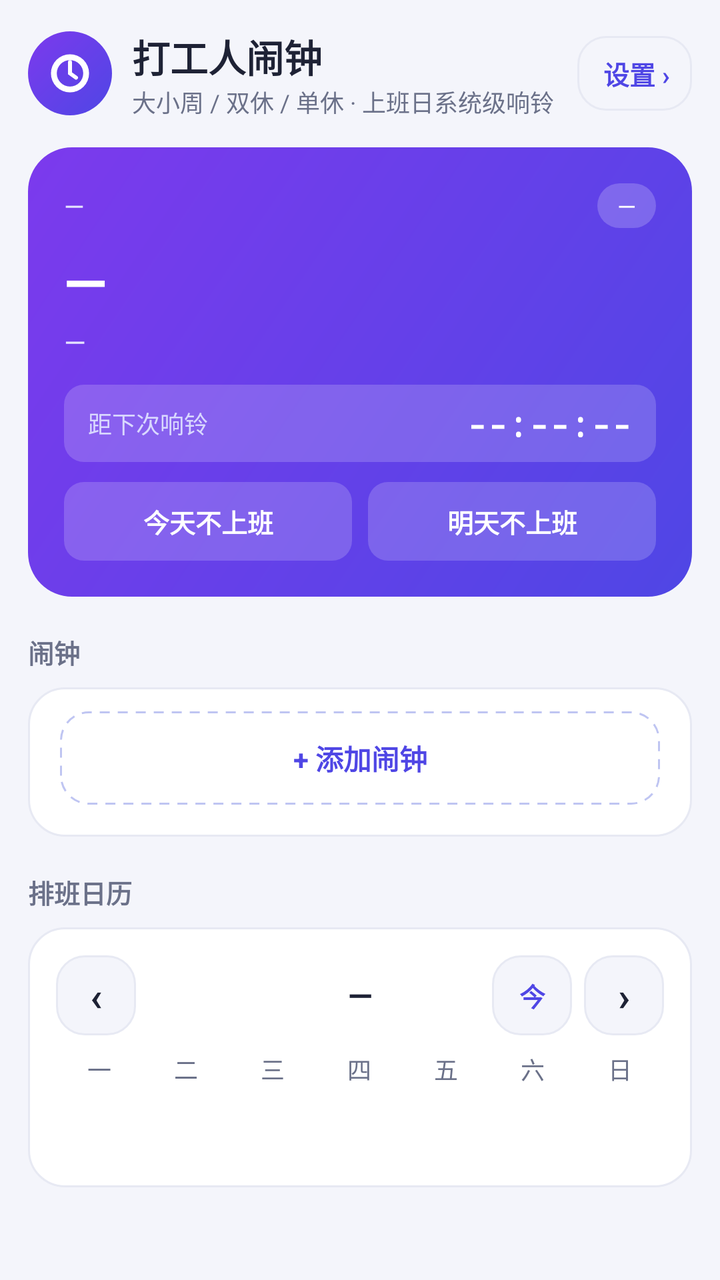
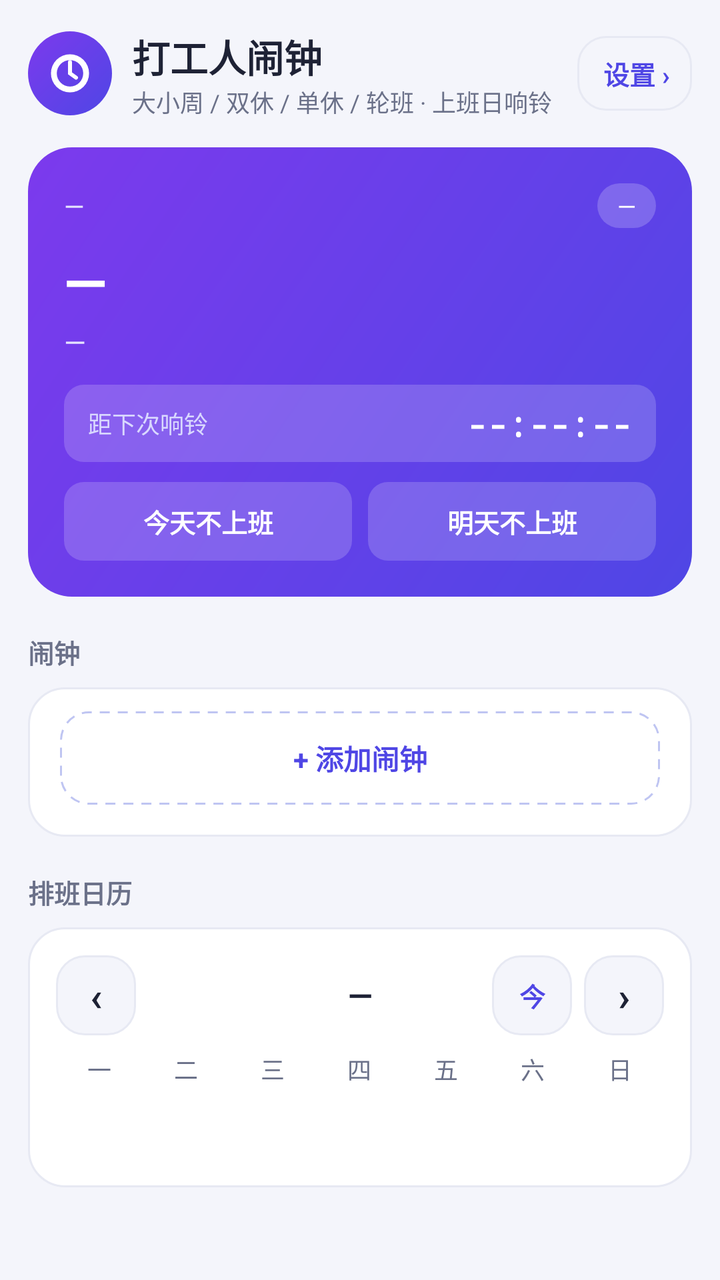

Before-and-after screenshots of an Android layout around one commit, followed by the original layout XML and the change that was made.
<!-- AndroidManifest.xml: application theme Theme.WeekdayAlarm -->
<!-- res/layout/activity_main.xml -->
<?xml version="1.0" encoding="utf-8"?>
<ScrollView xmlns:android="http://schemas.android.com/apk/res/android"
    android:layout_width="match_parent"
    android:layout_height="match_parent"
    android:background="@color/bg"
    android:fitsSystemWindows="true">

    <LinearLayout
        android:layout_width="match_parent"
        android:layout_height="wrap_content"
        android:orientation="vertical"
        android:padding="14dp">

        
        <LinearLayout
            android:layout_width="match_parent"
            android:layout_height="wrap_content"
            android:orientation="horizontal"
            android:gravity="center_vertical"
            android:layout_marginBottom="14dp">

            <ImageView
                android:layout_width="42dp"
                android:layout_height="42dp"
                android:background="@drawable/bg_hero"
                android:padding="@dimen/space_8"
                android:contentDescription="@null"
                android:src="@drawable/ic_clock_white" />

            <LinearLayout
                android:layout_width="0dp"
                android:layout_height="wrap_content"
                android:layout_weight="1"
                android:orientation="vertical"
                android:layout_marginStart="@dimen/space_10">

                <TextView
                    android:layout_width="wrap_content"
                    android:layout_height="wrap_content"
                    android:text="打工人闹钟"
                    android:textColor="@color/ink"
                    android:textSize="19sp"
                    android:textStyle="bold" />

                <TextView
                    android:layout_width="wrap_content"
                    android:layout_height="wrap_content"
                    android:text="大小周 / 双休 / 单休 · 上班日系统级响铃"
                    android:textColor="@color/sub"
                    android:textSize="12sp" />
            </LinearLayout>

            
            <TextView
                android:id="@+id/btn_settings_entry"
                android:layout_width="wrap_content"
                android:layout_height="wrap_content"
                android:layout_marginStart="@dimen/space_8"
                android:background="@drawable/bg_time_outline"
                android:clickable="true"
                android:focusable="true"
                android:paddingStart="13dp"
                android:paddingEnd="11dp"
                android:paddingTop="9dp"
                android:paddingBottom="9dp"
                android:text="设置 ›"
                android:textColor="@color/indigo"
                android:textSize="13sp"
                android:textStyle="bold" />
        </LinearLayout>

        
        <LinearLayout
            android:id="@+id/row_ringing"
            android:layout_width="match_parent"
            android:layout_height="wrap_content"
            android:layout_marginTop="@dimen/space_12"
            android:background="@drawable/bg_card"
            android:gravity="center_vertical"
            android:minHeight="52dp"
            android:orientation="horizontal"
            android:paddingStart="@dimen/space_16"
            android:paddingEnd="@dimen/space_12"
            android:visibility="gone">

            <TextView
                android:layout_width="0dp"
                android:layout_height="wrap_content"
                android:layout_weight="1"
                android:text="闹钟正在响"
                android:textColor="@color/danger"
                android:textSize="15sp"
                android:textStyle="bold" />

            <TextView
                android:id="@+id/btn_stop_ringing"
                android:layout_width="wrap_content"
                android:layout_height="wrap_content"
                android:background="@drawable/bg_time_outline"
                android:clickable="true"
                android:focusable="true"
                android:paddingStart="18dp"
                android:paddingTop="@dimen/space_8"
                android:paddingEnd="18dp"
                android:paddingBottom="@dimen/space_8"
                android:text="停止"
                android:textColor="@color/ink"
                android:textSize="14sp"
                android:textStyle="bold" />
        </LinearLayout>

        
        <LinearLayout
            android:layout_width="match_parent"
            android:layout_height="wrap_content"
            android:orientation="vertical"
            android:background="@drawable/bg_hero"
            android:padding="18dp">

            <LinearLayout
                android:layout_width="match_parent"
                android:layout_height="wrap_content"
                android:orientation="horizontal"
                android:gravity="center_vertical">

                
                <LinearLayout
                    android:layout_width="0dp"
                    android:layout_height="wrap_content"
                    android:layout_weight="1"
                    android:orientation="vertical">

                    <TextView
                        android:id="@+id/tv_today_date"
                        android:layout_width="wrap_content"
                        android:layout_height="wrap_content"
                        android:text="—"
                        android:textColor="#E6E4FF"
                        android:textSize="13sp" />

                    <TextView
                        android:id="@+id/tv_today_lunar"
                        android:layout_width="wrap_content"
                        android:layout_height="wrap_content"
                        android:layout_marginTop="1dp"
                        android:text=""
                        android:textColor="#C9CEFD"
                        android:textSize="11sp"
                        android:visibility="gone" />
                </LinearLayout>

                <TextView
                    android:id="@+id/tv_week_chip"
                    style="@style/WeekChip"
                    android:layout_width="wrap_content"
                    android:layout_height="wrap_content"
                    android:text="—" />
            </LinearLayout>

            <TextView
                android:id="@+id/tv_today_status"
                android:layout_width="wrap_content"
                android:layout_height="wrap_content"
                android:layout_marginTop="@dimen/space_8"
                android:text="—"
                android:textColor="@color/white"
                android:textSize="28sp"
                android:textStyle="bold" />

            <TextView
                android:id="@+id/tv_today_sub"
                android:layout_width="match_parent"
                android:layout_height="wrap_content"
                android:layout_marginTop="@dimen/space_2"
                android:text="—"
                android:textColor="#E6E4FF"
                android:textSize="14sp"
                android:lineSpacingMultiplier="1.15" />

            
            <TextView
                android:id="@+id/tv_holiday_countdown"
                android:layout_width="match_parent"
                android:layout_height="wrap_content"
                android:layout_marginTop="@dimen/space_2"
                android:text=""
                android:textColor="#C9CEFD"
                android:textSize="12sp"
                android:visibility="gone" />

            
            <LinearLayout
                android:id="@+id/box_countdown"
                android:layout_width="match_parent"
                android:layout_height="wrap_content"
                android:layout_marginTop="@dimen/space_12"
                android:background="@drawable/bg_hero_pill"
                android:gravity="center_vertical"
                android:orientation="horizontal"
                android:paddingStart="@dimen/space_12"
                android:paddingEnd="@dimen/space_12"
                android:paddingTop="@dimen/space_8"
                android:paddingBottom="@dimen/space_8">

                <TextView
                    android:id="@+id/tv_countdown_label"
                    android:layout_width="0dp"
                    android:layout_height="wrap_content"
                    android:layout_weight="1"
                    android:ellipsize="end"
                    android:maxLines="1"
                    android:text="距下次响铃"
                    android:textColor="#D9D8FF"
                    android:textSize="12sp" />

                <TextView
                    android:id="@+id/tv_countdown"
                    android:layout_width="wrap_content"
                    android:layout_height="wrap_content"
                    android:fontFamily="monospace"
                    android:text="--:--:--"
                    android:textColor="@color/white"
                    android:textSize="17sp"
                    android:textStyle="bold" />
            </LinearLayout>

            
            <LinearLayout
                android:layout_width="match_parent"
                android:layout_height="wrap_content"
                android:layout_marginTop="@dimen/space_10"
                android:orientation="horizontal">

                <TextView
                    android:id="@+id/btn_day_off"
                    android:layout_width="0dp"
                    android:layout_height="wrap_content"
                    android:layout_weight="1"
                    android:background="@drawable/bg_hero_pill"
                    android:clickable="true"
                    android:focusable="true"
                    android:gravity="center"
                    android:maxLines="1"
                    android:paddingTop="@dimen/space_10"
                    android:paddingBottom="@dimen/space_10"
                    android:text="今天不上班"
                    android:textColor="@color/white"
                    android:textSize="13sp"
                    android:textStyle="bold" />

                <TextView
                    android:id="@+id/btn_day_off_tomorrow"
                    android:layout_width="0dp"
                    android:layout_height="wrap_content"
                    android:layout_weight="1"
                    android:layout_marginStart="@dimen/space_8"
                    android:background="@drawable/bg_hero_pill"
                    android:clickable="true"
                    android:focusable="true"
                    android:gravity="center"
                    android:maxLines="1"
                    android:paddingTop="@dimen/space_10"
                    android:paddingBottom="@dimen/space_10"
                    android:text="明天不上班"
                    android:textColor="@color/white"
                    android:textSize="13sp"
                    android:textStyle="bold" />

            </LinearLayout>

        </LinearLayout>

        
        <LinearLayout
            android:id="@+id/row_update"
            android:layout_width="match_parent"
            android:layout_height="wrap_content"
            android:layout_marginTop="@dimen/space_12"
            android:background="@drawable/bg_card"
            android:clickable="true"
            android:focusable="true"
            android:gravity="center_vertical"
            android:minHeight="44dp"
            android:orientation="horizontal"
            android:paddingStart="@dimen/space_16"
            android:paddingEnd="@dimen/space_6"
            android:visibility="gone">

            <TextView
                android:id="@+id/tv_update"
                android:layout_width="0dp"
                android:layout_height="wrap_content"
                android:layout_weight="1"
                android:ellipsize="end"
                android:maxLines="1"
                android:textColor="@color/ink"
                android:textSize="13sp" />

            <TextView
                android:id="@+id/btn_update_close"
                android:layout_width="40dp"
                android:layout_height="wrap_content"
                android:background="?attr/selectableItemBackgroundBorderless"
                android:clickable="true"
                android:contentDescription="不再提示"
                android:focusable="true"
                android:gravity="center"
                android:minHeight="40dp"
                android:text="×"
                android:textColor="@color/sub"
                android:textSize="18sp" />
        </LinearLayout>

        
        <LinearLayout
            android:id="@+id/row_crash"
            android:layout_width="match_parent"
            android:layout_height="wrap_content"
            android:layout_marginTop="@dimen/space_12"
            android:background="@drawable/bg_card"
            android:clickable="true"
            android:focusable="true"
            android:gravity="center_vertical"
            android:minHeight="44dp"
            android:orientation="horizontal"
            android:paddingStart="@dimen/space_16"
            android:paddingEnd="@dimen/space_6"
            android:visibility="gone">

            <TextView
                android:id="@+id/tv_crash"
                android:layout_width="0dp"
                android:layout_height="wrap_content"
                android:layout_weight="1"
                android:ellipsize="end"
                android:maxLines="1"
                android:text="@string/crash_notice"
                android:textColor="@color/ink"
                android:textSize="13sp" />

            <TextView
                android:id="@+id/btn_crash_close"
                android:layout_width="40dp"
                android:layout_height="wrap_content"
                android:background="?attr/selectableItemBackgroundBorderless"
                android:clickable="true"
                android:contentDescription="@string/crash_notice_close"
                android:focusable="true"
                android:gravity="center"
                android:minHeight="40dp"
                android:text="×"
                android:textColor="@color/sub"
                android:textSize="18sp" />
        </LinearLayout>

        
        <TextView
            style="@style/SectionTitle"
            android:layout_width="wrap_content"
            android:layout_height="wrap_content"
            android:layout_marginTop="18dp"
            android:layout_marginBottom="@dimen/space_8"
            android:text="闹钟" />

        <LinearLayout
            android:layout_width="match_parent"
            android:layout_height="wrap_content"
            android:background="@drawable/bg_card"
            android:orientation="vertical">

            
            <LinearLayout
                android:id="@+id/alarm_list"
                android:layout_width="match_parent"
                android:layout_height="wrap_content"
                android:orientation="vertical"
                android:paddingStart="@dimen/space_16"
                android:paddingEnd="@dimen/space_12" />

            <TextView
                android:id="@+id/btn_add_alarm"
                android:layout_width="match_parent"
                android:layout_height="wrap_content"
                android:layout_marginStart="@dimen/space_16"
                android:layout_marginEnd="@dimen/space_16"
                android:layout_marginTop="@dimen/space_12"
                android:layout_marginBottom="@dimen/space_16"
                android:background="@drawable/bg_add_alarm"
                android:clickable="true"
                android:focusable="true"
                android:gravity="center"
                android:padding="13dp"
                android:text="+ 添加闹钟"
                android:textColor="@color/indigo"
                android:textSize="14sp"
                android:textStyle="bold" />
        </LinearLayout>

        
        <TextView
            style="@style/SectionTitle"
            android:layout_width="wrap_content"
            android:layout_height="wrap_content"
            android:layout_marginTop="18dp"
            android:layout_marginBottom="@dimen/space_8"
            android:text="排班日历" />

        <LinearLayout
            android:id="@+id/calendar_card"
            android:layout_width="match_parent"
            android:layout_height="wrap_content"
            android:background="@drawable/bg_card"
            android:orientation="vertical"
            android:padding="14dp">

            
            <FrameLayout
                android:layout_width="match_parent"
                android:layout_height="wrap_content"
                android:minHeight="40dp">

                <TextView
                    android:id="@+id/btn_prev"
                    android:layout_width="40dp"
                    android:layout_height="wrap_content"
                    android:layout_gravity="start|center_vertical"
                    android:background="@drawable/bg_time_outline"
                    android:clickable="true"
                    android:contentDescription="上个月"
                    android:focusable="true"
                    android:gravity="center"
                    android:minHeight="40dp"
                    android:text="‹"
                    android:textColor="@color/ink"
                    android:textSize="20sp"
                    android:textStyle="bold" />

                <TextView
                    android:id="@+id/tv_cal_title"
                    android:layout_width="match_parent"
                    android:layout_height="wrap_content"
                    android:layout_gravity="center"
                    android:layout_marginStart="90dp"
                    android:layout_marginEnd="90dp"
                    android:ellipsize="end"
                    android:gravity="center"
                    android:maxLines="1"
                    android:text="—"
                    android:textColor="@color/ink"
                    android:textSize="16sp"
                    android:textStyle="bold" />

                <LinearLayout
                    android:layout_width="wrap_content"
                    android:layout_height="wrap_content"
                    android:layout_gravity="end|center_vertical"
                    android:gravity="center_vertical"
                    android:orientation="horizontal">

                    
                    <TextView
                        android:id="@+id/btn_today"
                        android:layout_width="40dp"
                        android:layout_height="wrap_content"
                        android:layout_marginEnd="@dimen/space_6"
                        android:background="@drawable/bg_time_outline"
                        android:clickable="true"
                        android:contentDescription="回到本月"
                        android:focusable="true"
                        android:gravity="center"
                        android:minHeight="40dp"
                        android:text="今"
                        android:textColor="@color/indigo"
                        android:textSize="13sp"
                        android:textStyle="bold" />

                    <TextView
                        android:id="@+id/btn_next"
                        android:layout_width="40dp"
                        android:layout_height="wrap_content"
                        android:background="@drawable/bg_time_outline"
                        android:clickable="true"
                        android:contentDescription="下个月"
                        android:focusable="true"
                        android:gravity="center"
                        android:minHeight="40dp"
                        android:text="›"
                        android:textColor="@color/ink"
                        android:textSize="20sp"
                        android:textStyle="bold" />
                </LinearLayout>
            </FrameLayout>

            
            <LinearLayout
                android:layout_width="match_parent"
                android:layout_height="wrap_content"
                android:layout_marginTop="@dimen/space_8"
                android:orientation="horizontal">

                <TextView
                    android:id="@+id/cal_dow_0"
                    style="@style/FieldHint"
                    android:layout_width="0dp"
                    android:layout_height="wrap_content"
                    android:layout_weight="1"
                    android:gravity="center"
                    android:text="一" />

                <TextView
                    android:id="@+id/cal_dow_1"
                    style="@style/FieldHint"
                    android:layout_width="0dp"
                    android:layout_height="wrap_content"
                    android:layout_weight="1"
                    android:gravity="center"
                    android:text="二" />

                <TextView
                    android:id="@+id/cal_dow_2"
                    style="@style/FieldHint"
                    android:layout_width="0dp"
                    android:layout_height="wrap_content"
                    android:layout_weight="1"
                    android:gravity="center"
                    android:text="三" />

                <TextView
                    android:id="@+id/cal_dow_3"
                    style="@style/FieldHint"
                    android:layout_width="0dp"
                    android:layout_height="wrap_content"
                    android:layout_weight="1"
                    android:gravity="center"
                    android:text="四" />

                <TextView
                    android:id="@+id/cal_dow_4"
                    style="@style/FieldHint"
                    android:layout_width="0dp"
                    android:layout_height="wrap_content"
                    android:layout_weight="1"
                    android:gravity="center"
                    android:text="五" />

                <TextView
                    android:id="@+id/cal_dow_5"
                    style="@style/FieldHint"
                    android:layout_width="0dp"
                    android:layout_height="wrap_content"
                    android:layout_weight="1"
                    android:gravity="center"
                    android:text="六" />

                <TextView
                    android:id="@+id/cal_dow_6"
                    style="@style/FieldHint"
                    android:layout_width="0dp"
                    android:layout_height="wrap_content"
                    android:layout_weight="1"
                    android:gravity="center"
                    android:text="日" />
            </LinearLayout>

            
            <LinearLayout
                android:id="@+id/cal_rows"
                android:layout_width="match_parent"
                android:layout_height="wrap_content"
                android:orientation="vertical" />

            
            <TextView
                android:id="@+id/tv_cal_stats"
                android:layout_width="match_parent"
                android:layout_height="wrap_content"
                android:layout_marginTop="@dimen/space_10"
                android:textColor="@color/sub"
                android:textSize="12sp" />

            
            <LinearLayout
                android:id="@+id/legend_row"
                android:layout_width="match_parent"
                android:layout_height="wrap_content"
                android:layout_marginTop="@dimen/space_10"
                android:orientation="vertical" />
        </LinearLayout>

        

    </LinearLayout>
</ScrollView>
<!-- resources referenced by this layout -->
<resources>
  <color name="bg">#F4F5FB</color>
  <color name="danger">#DC2626</color>
  <color name="indigo">#4F46E5</color>
  <color name="ink">#1E2235</color>
  <color name="sub">#6B7189</color>
  <color name="white">#FFFFFFFF</color>
  <dimen name="space_10">10dp</dimen>
  <dimen name="space_12">12dp</dimen>
  <dimen name="space_16">16dp</dimen>
  <dimen name="space_2">2dp</dimen>
  <dimen name="space_6">6dp</dimen>
  <dimen name="space_8">8dp</dimen>
  <!-- drawable bg_card (drawable) -->
  <?xml version="1.0" encoding="utf-8"?>
  <shape xmlns:android="http://schemas.android.com/apk/res/android"
      android:shape="rectangle">
      <solid android:color="@color/card" />
      <corners android:radius="@dimen/radius_card" />
      <stroke android:width="1dp" android:color="@color/line" />
  </shape>
  <!-- drawable bg_hero (drawable) -->
  <?xml version="1.0" encoding="utf-8"?>
  <shape xmlns:android="http://schemas.android.com/apk/res/android"
      android:shape="rectangle">
      <gradient
          android:angle="135"
          android:startColor="@color/hero_start"
          android:endColor="@color/hero_end" />
      <corners android:radius="@dimen/radius_banner" />
  </shape>
  <!-- drawable bg_hero_pill (drawable) -->
  <?xml version="1.0" encoding="utf-8"?>
  <shape xmlns:android="http://schemas.android.com/apk/res/android"
      android:shape="rectangle">
      <solid android:color="#2EFFFFFF" />
      <corners android:radius="@dimen/radius_chip" />
  </shape>
  <!-- drawable bg_time_outline (drawable) -->
  <?xml version="1.0" encoding="utf-8"?>
  <ripple xmlns:android="http://schemas.android.com/apk/res/android"
      android:color="#1F4F46E5">
      <item>
          <shape android:shape="rectangle">
              <solid android:color="@color/bg" />
              <corners android:radius="@dimen/radius_row" />
              <stroke android:width="1dp" android:color="@color/line" />
          </shape>
      </item>
  </ripple>
  <string name="crash_notice">上次运行崩溃过 · 点这里导出日志</string>
  <string name="crash_notice_close">不再提示</string>
  <style name="FieldHint">
          <item name="android:textColor">@color/sub</item>
          <item name="android:textSize">12sp</item>
      </style>
  <style name="SectionTitle">
          <item name="android:textColor">@color/sub</item>
          <item name="android:textSize">13sp</item>
          <item name="android:textStyle">bold</item>
      </style>
  <style name="WeekChip">
          <item name="android:background">@drawable/bg_chip_white</item>
          <item name="android:textColor">@color/white</item>
          <item name="android:textSize">12sp</item>
          <item name="android:paddingLeft">10dp</item>
          <item name="android:paddingRight">10dp</item>
          <item name="android:paddingTop">3dp</item>
          <item name="android:paddingBottom">3dp</item>
      </style>
  <style name="Theme.WeekdayAlarm" parent="Theme.Material3.DayNight.NoActionBar">
          <item name="colorPrimary">@color/indigo</item>
          <item name="colorPrimaryVariant">@color/indigo_dark</item>
          <item name="colorOnPrimary">@color/white</item>
          <item name="android:statusBarColor">@color/bg</item>
          <item name="android:windowLightStatusBar">true</item>
      </style>
  <dimen name="radius_row">14dp</dimen>
  <color name="card">#FFFFFF</color>
  <dimen name="radius_card">18dp</dimen>
  <color name="line">#E7E9F3</color>
  <color name="hero_start">#4F46E5</color>
  <color name="hero_end">#7C3AED</color>
  <dimen name="radius_banner">22dp</dimen>
  <dimen name="radius_chip">10dp</dimen>
  <!-- drawable bg_chip_white (drawable) -->
  <?xml version="1.0" encoding="utf-8"?>
  <shape xmlns:android="http://schemas.android.com/apk/res/android"
      android:shape="rectangle">
      <solid android:color="#33FFFFFF" />
      <corners android:radius="@dimen/radius_pill" />
  </shape>
  <color name="indigo_dark">#4338CA</color>
  <dimen name="radius_pill">999dp</dimen>
  <!-- unchanged entries left out for length: 2 -->
</resources>

<!-- the commit's change to res/layout/activity_main.xml (unified diff, before → after) -->
@@ -42,10 +42,11 @@
                     android:textSize="19sp"
                     android:textStyle="bold" />
 
+                
                 <TextView
                     android:layout_width="wrap_content"
                     android:layout_height="wrap_content"
-                    android:text="大小周 / 双休 / 单休 · 上班日系统级响铃"
+                    android:text="大小周 / 双休 / 单休 / 轮班 · 上班日响铃"
                     android:textColor="@color/sub"
                     android:textSize="12sp" />
             </LinearLayout>
